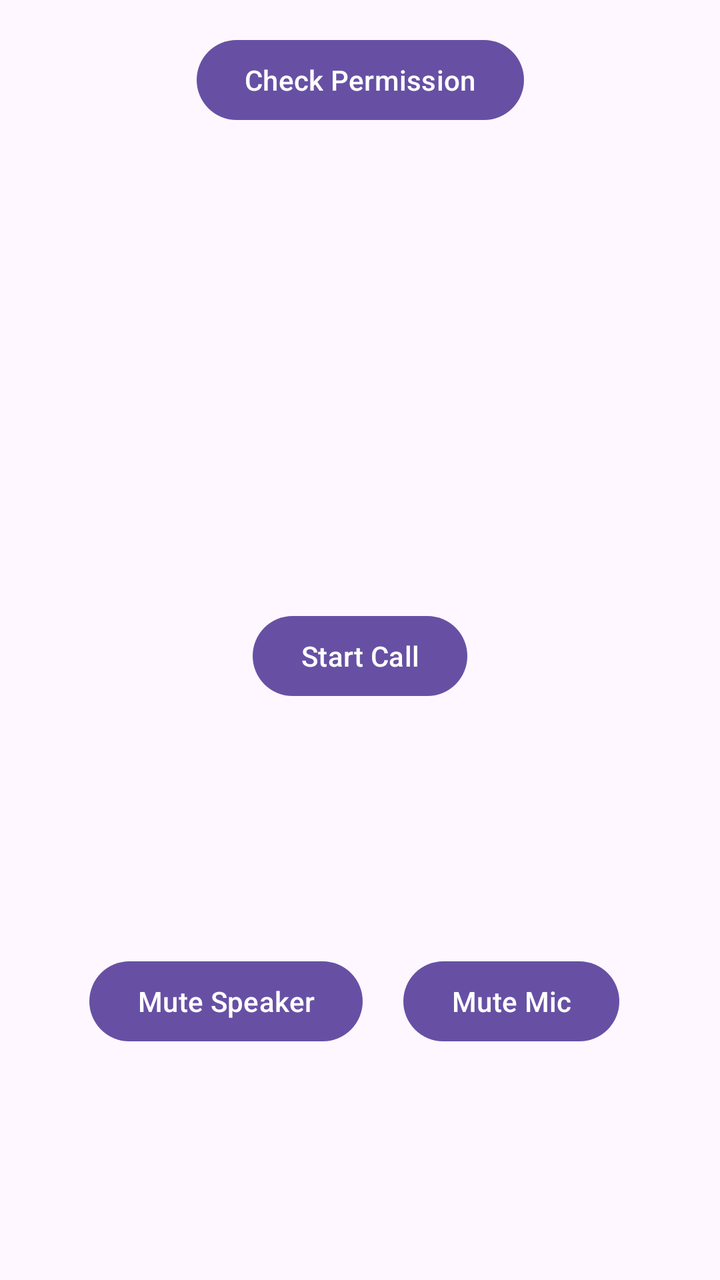
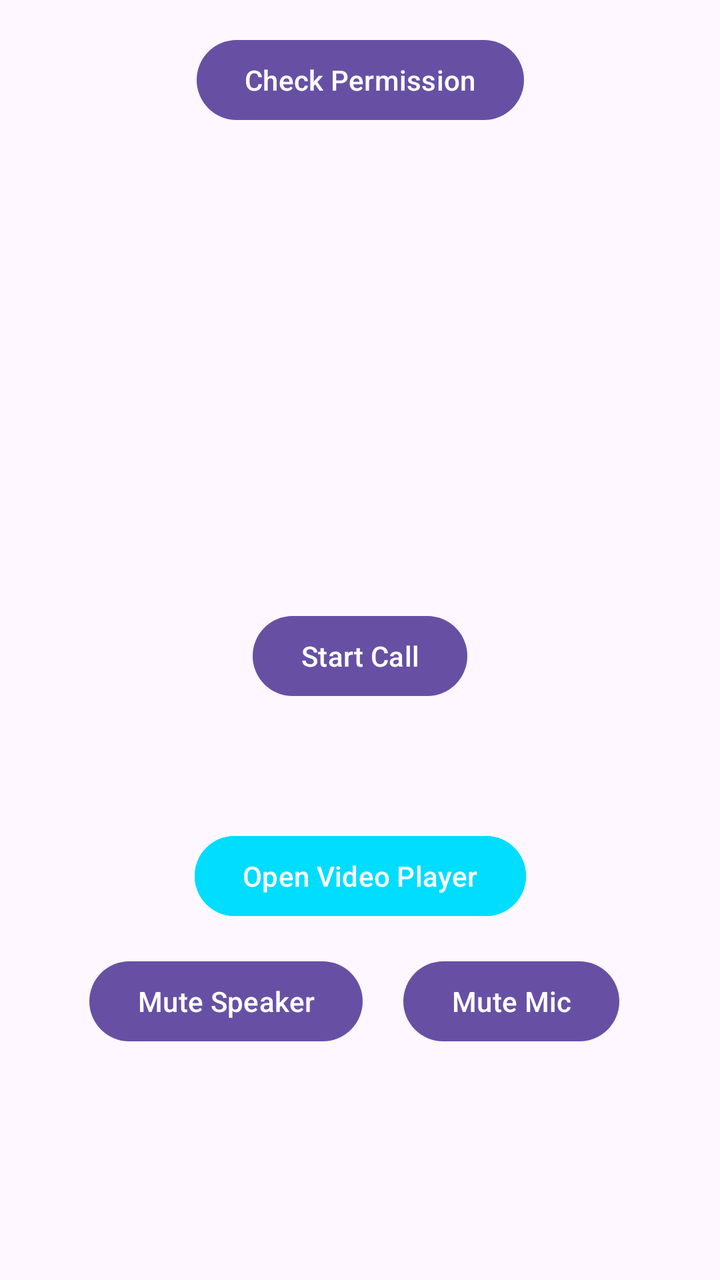

Before-and-after screenshots of an Android layout around one commit, followed by the original layout XML and the change that was made.
<!-- AndroidManifest.xml: application theme Theme.MettaxCall -->
<!-- res/layout/activity_main.xml -->
<?xml version="1.0" encoding="utf-8"?>
<androidx.constraintlayout.widget.ConstraintLayout xmlns:android="http://schemas.android.com/apk/res/android"
    xmlns:app="http://schemas.android.com/apk/res-auto"
    xmlns:tools="http://schemas.android.com/tools"
    android:id="@+id/main"
    android:orientation="vertical"
    android:gravity="center_horizontal"
    android:layout_width="match_parent"
    android:layout_height="match_parent"
    tools:context=".MainActivity">

    <com.google.android.material.button.MaterialButton
        android:id="@+id/permission"
        android:layout_width="wrap_content"
        android:layout_height="wrap_content"
        android:layout_marginTop="16dp"
        android:text="Check Permission"
        app:layout_constraintStart_toStartOf="parent"
        app:layout_constraintEnd_toEndOf="parent"
        app:layout_constraintTop_toTopOf="parent"/>



    <com.google.android.material.button.MaterialButton
        android:id="@+id/startCall"
        android:layout_width="wrap_content"
        android:layout_height="wrap_content"
        android:layout_marginTop="16dp"
        android:text="Start Call"
        app:layout_constraintStart_toStartOf="parent"
        app:layout_constraintEnd_toEndOf="parent"
        app:layout_constraintTop_toTopOf="parent"
        app:layout_constraintBottom_toBottomOf="parent"/>


    <com.google.android.material.button.MaterialButton
        android:id="@+id/muteMic"
        android:layout_width="wrap_content"
        android:layout_height="wrap_content"
        android:layout_marginTop="16dp"
        android:text="Mute Mic"
        app:layout_constraintHorizontal_bias="0.8"
        app:layout_constraintVertical_bias="0.8"
        app:layout_constraintBottom_toBottomOf="parent"
        app:layout_constraintEnd_toEndOf="parent"
        app:layout_constraintStart_toStartOf="parent"
        app:layout_constraintTop_toTopOf="parent"/>

    <com.google.android.material.button.MaterialButton
        android:id="@+id/muteSpeaker"
        android:layout_width="wrap_content"
        android:layout_height="wrap_content"
        android:layout_marginTop="16dp"
        android:text="Mute Speaker"
        app:layout_constraintHorizontal_bias="0.2"
        app:layout_constraintVertical_bias="0.8"
        app:layout_constraintBottom_toBottomOf="parent"
        app:layout_constraintEnd_toEndOf="parent"
        app:layout_constraintStart_toStartOf="parent"
        app:layout_constraintTop_toTopOf="parent"/>

    <TextView
        android:id="@+id/textView"
        android:layout_width="wrap_content"
        android:layout_height="wrap_content"
        android:text=""
        android:layout_marginTop="16dp"
        app:layout_constraintVertical_bias="0.6"
        app:layout_constraintBottom_toBottomOf="parent"
        app:layout_constraintEnd_toEndOf="parent"
        app:layout_constraintStart_toStartOf="parent"
        app:layout_constraintTop_toTopOf="parent" />

</androidx.constraintlayout.widget.ConstraintLayout>
<!-- resources referenced by this layout -->
<resources>
  <style name="Theme.MettaxCall" parent="Base.Theme.MettaxCall" />
  <style name="Base.Theme.MettaxCall" parent="Theme.Material3.DayNight.NoActionBar">
          
          
      </style>
</resources>

<!-- the commit's change to res/layout/activity_main.xml (unified diff, before → after) -->
@@ -9,7 +9,7 @@
     android:layout_height="match_parent"
     tools:context=".MainActivity">
 
-    <com.google.android.material.button.MaterialButton
+    <Button
         android:id="@+id/permission"
         android:layout_width="wrap_content"
         android:layout_height="wrap_content"
@@ -21,7 +21,7 @@
 
 
 
-    <com.google.android.material.button.MaterialButton
+    <Button
         android:id="@+id/startCall"
         android:layout_width="wrap_content"
         android:layout_height="wrap_content"
@@ -33,7 +33,7 @@
         app:layout_constraintBottom_toBottomOf="parent"/>
 
 
-    <com.google.android.material.button.MaterialButton
+    <Button
         android:id="@+id/muteMic"
         android:layout_width="wrap_content"
         android:layout_height="wrap_content"
@@ -46,7 +46,7 @@
         app:layout_constraintStart_toStartOf="parent"
         app:layout_constraintTop_toTopOf="parent"/>
 
-    <com.google.android.material.button.MaterialButton
+    <Button
         android:id="@+id/muteSpeaker"
         android:layout_width="wrap_content"
         android:layout_height="wrap_content"
@@ -71,4 +71,15 @@
         app:layout_constraintStart_toStartOf="parent"
         app:layout_constraintTop_toTopOf="parent" />
 
+    <Button
+        android:id="@+id/openVideoPlayer"
+        android:layout_width="wrap_content"
+        android:layout_height="wrap_content"
+        android:layout_marginTop="16dp"
+        android:text="Open Video Player"
+        android:backgroundTint="@android:color/holo_blue_bright"
+        app:layout_constraintStart_toStartOf="parent"
+        app:layout_constraintEnd_toEndOf="parent"
+        app:layout_constraintTop_toBottomOf="@id/textView"/>
+
 </androidx.constraintlayout.widget.ConstraintLayout>
